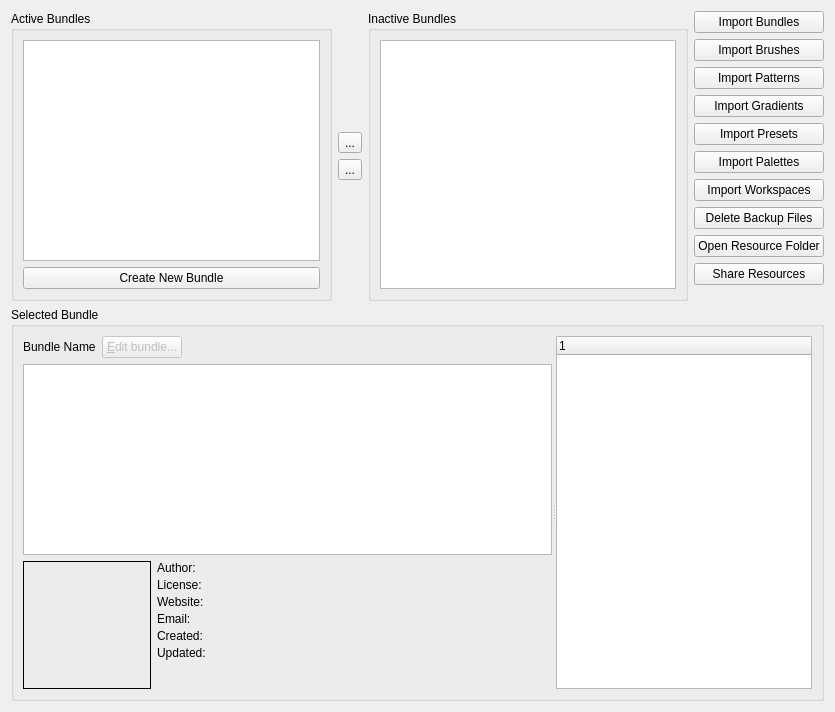
KDE/krita, file plugins/extensions/resourcemanager/wdgdlgbundlemanager.ui: the form before one commit.
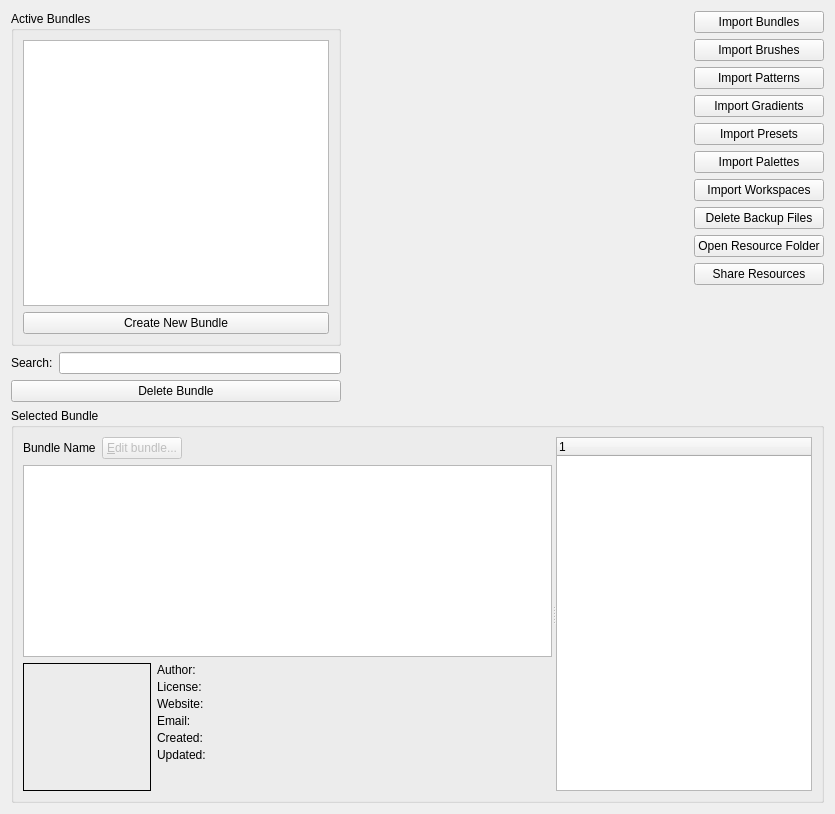
The form after the commit.

Commit message: Feature added: Delete and search functionality inside Resource Manager

What changed in the file:
```diff
--- a/plugins/extensions/resourcemanager/wdgdlgbundlemanager.ui
+++ b/plugins/extensions/resourcemanager/wdgdlgbundlemanager.ui
@@ -7,147 +7,11 @@
     <x>0</x>
     <y>0</y>
     <width>835</width>
-    <height>712</height>
+    <height>814</height>
    </rect>
   </property>
   <layout class="QGridLayout" name="gridLayout_2">
-   <item row="0" column="0">
-    <layout class="QVBoxLayout" name="verticalLayout_2">
-     <item>
-      <widget class="QGroupBox" name="groupBox">
-       <property name="title">
-        <string>Active Bundles</string>
-       </property>
-       <layout class="QVBoxLayout" name="verticalLayout_6">
-        <item>
-         <widget class="QListWidget" name="listActive">
-          <property name="sizePolicy">
-           <sizepolicy hsizetype="MinimumExpanding" vsizetype="Expanding">
-            <horstretch>0</horstretch>
-            <verstretch>0</verstretch>
-           </sizepolicy>
-          </property>
-          <property name="minimumSize">
-           <size>
-            <width>0</width>
-            <height>200</height>
-           </size>
-          </property>
-          <property name="alternatingRowColors">
-           <bool>true</bool>
-          </property>
-          <property name="selectionMode">
-           <enum>QAbstractItemView::ExtendedSelection</enum>
-          </property>
-          <property name="spacing">
-           <number>1</number>
-          </property>
-         </widget>
-        </item>
-        <item>
-         <widget class="QPushButton" name="createBundleButton">
-          <property name="sizePolicy">
-           <sizepolicy hsizetype="Minimum" vsizetype="Fixed">
-            <horstretch>0</horstretch>
-            <verstretch>0</verstretch>
-           </sizepolicy>
-          </property>
-          <property name="text">
-           <string>Create New Bundle</string>
-          </property>
-         </widget>
-        </item>
-       </layout>
-      </widget>
-     </item>
-    </layout>
-   </item>
-   <item row="0" column="1">
-    <layout class="QVBoxLayout" name="verticalLayout">
-     <item>
-      <spacer name="verticalSpacer_4">
-       <property name="orientation">
-        <enum>Qt::Vertical</enum>
-       </property>
-       <property name="sizeHint" stdset="0">
-        <size>
-         <width>20</width>
-         <height>40</height>
-        </size>
-       </property>
-      </spacer>
-     </item>
-     <item>
-      <widget class="QToolButton" name="bnAdd">
-       <property name="text">
-        <string>...</string>
-       </property>
-      </widget>
-     </item>
-     <item>
-      <widget class="QToolButton" name="bnRemove">
-       <property name="text">
-        <string>...</string>
-       </property>
-      </widget>
-     </item>
-     <item>
-      <spacer name="verticalSpacer_3">
-       <property name="orientation">
-        <enum>Qt::Vertical</enum>
-       </property>
-       <property name="sizeHint" stdset="0">
-        <size>
-         <width>20</width>
-         <height>40</height>
-        </size>
-       </property>
-      </spacer>
-     </item>
-    </layout>
-   </item>
-   <item row="0" column="2">
-    <layout class="QVBoxLayout" name="verticalLayout_3">
-     <item>
-      <widget class="QGroupBox" name="groupBox_2">
-       <property name="sizePolicy">
-        <sizepolicy hsizetype="Preferred" vsizetype="Preferred">
-         <horstretch>0</horstretch>
-         <verstretch>0</verstretch>
-        </sizepolicy>
-       </property>
-       <property name="title">
-        <string>Inactive Bundles</string>
-       </property>
-       <layout class="QVBoxLayout" name="verticalLayout_7">
-        <item>
-         <widget class="QListWidget" name="listInactive">
-          <property name="sizePolicy">
-           <sizepolicy hsizetype="MinimumExpanding" vsizetype="Expanding">
-            <horstretch>0</horstretch>
-            <verstretch>0</verstretch>
-           </sizepolicy>
-          </property>
-          <property name="minimumSize">
-           <size>
-            <width>0</width>
-            <height>200</height>
-           </size>
-          </property>
-          <property name="selectionMode">
-           <enum>QAbstractItemView::ExtendedSelection</enum>
-          </property>
-          <property name="spacing">
-           <number>1</number>
-          </property>
-         </widget>
-        </item>
-       </layout>
-      </widget>
-     </item>
-    </layout>
-   </item>
-   <item row="0" column="3">
+   <item row="0" column="4">
     <layout class="QVBoxLayout" name="verticalLayout_5">
      <item>
       <widget class="QPushButton" name="bnImportBundles">
@@ -246,7 +110,72 @@
      </item>
     </layout>
    </item>
-   <item row="1" column="0" colspan="4">
+   <item row="1" column="0">
+    <layout class="QGridLayout" name="searchGrid">
+     <item row="1" column="0">
+      <widget class="QLabel" name="searchLabel">
+       <property name="text">
+        <string>Search:</string>
+       </property>
+      </widget>
+     </item>
+     <item row="1" column="1">
+      <widget class="QLineEdit" name="searchLineEdit"/>
+     </item>
+    </layout>
+   </item>
+   <item row="0" column="0">
+    <layout class="QVBoxLayout" name="verticalLayout_2">
+     <item>
+      <widget class="QGroupBox" name="groupBox">
+       <property name="title">
+        <string>Active Bundles</string>
+       </property>
+       <layout class="QVBoxLayout" name="verticalLayout_6">
+        <item>
+         <widget class="QListWidget" name="listActive">
+          <property name="sizePolicy">
+           <sizepolicy hsizetype="MinimumExpanding" vsizetype="Expanding">
+            <horstretch>0</horstretch>
+            <verstretch>0</verstretch>
+           </sizepolicy>
+          </property>
+          <property name="minimumSize">
+           <size>
+            <width>0</width>
+            <height>200</height>
+           </size>
+          </property>
+          <property name="alternatingRowColors">
+           <bool>true</bool>
+          </property>
+          <property name="selectionMode">
+           <enum>QAbstractItemView::ExtendedSelection</enum>
+          </property>
+          <property name="spacing">
+           <number>1</number>
+          </property>
+         </widget>
+        </item>
+        <item>
+         <widget class="QPushButton" name="createBundleButton">
+          <property name="sizePolicy">
+           <sizepolicy hsizetype="Minimum" vsizetype="Fixed">
+            <horstretch>0</horstretch>
+            <verstretch>0</verstretch>
+           </sizepolicy>
+          </property>
+          <property name="text">
+           <string>Create New Bundle</string>
+          </property>
+         </widget>
+        </item>
+       </layout>
+      </widget>
+     </item>
+    </layout>
+   </item>
+   <item row="3" column="0" colspan="5">
     <widget class="QGroupBox" name="BundleSelectedGroupBox">
      <property name="sizePolicy">
       <sizepolicy hsizetype="Preferred" vsizetype="Preferred">
@@ -539,6 +468,32 @@
      </layout>
     </widget>
    </item>
+   <item row="0" column="1">
+    <layout class="QVBoxLayout" name="verticalLayout"/>
+   </item>
+   <item row="0" column="3">
+    <layout class="QVBoxLayout" name="verticalLayout_3"/>
+   </item>
+   <item row="2" column="0">
+    <widget class="QPushButton" name="bnDeleteBundle">
+     <property name="text">
+      <string>Delete Bundle</string>
+     </property>
+    </widget>
+   </item>
+   <item row="0" column="2">
+    <spacer name="horizontalSpacer_2">
+     <property name="orientation">
+      <enum>Qt::Horizontal</enum>
+     </property>
+     <property name="sizeHint" stdset="0">
+      <size>
+       <width>40</width>
+       <height>20</height>
+      </size>
+     </property>
+    </spacer>
+   </item>
   </layout>
  </widget>
  <resources/>
```
The commit also changes 4 other files.
